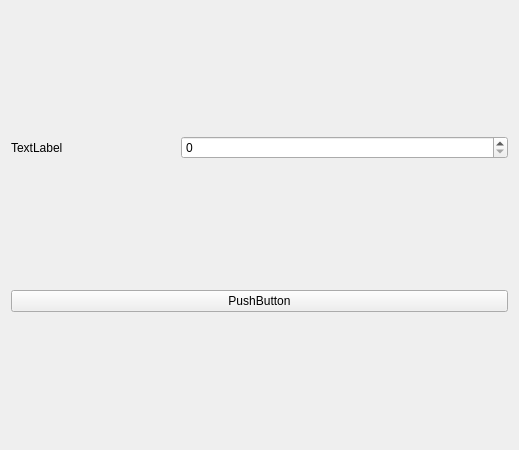
The window that notepad/notepad/font_frm.ui (am2022/notepad) describes before a commit, drawn with Qt 5.
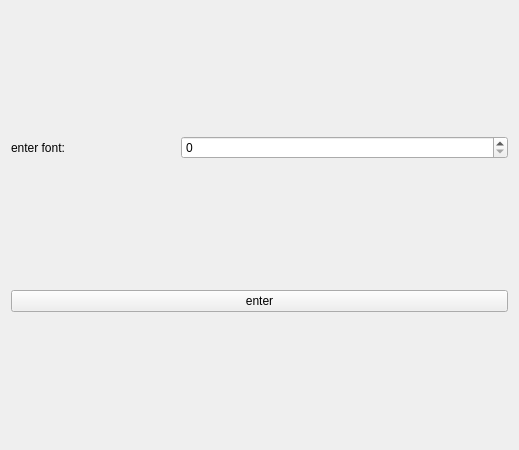
The same window after the commit.

Commit message: change text of pushbutton and label

Diff of the .ui file:
```diff
--- a/notepad/notepad/font_frm.ui
+++ b/notepad/notepad/font_frm.ui
@@ -17,14 +17,14 @@
    <item row="0" column="0">
     <widget class="QLabel" name="label">
      <property name="text">
-      <string>TextLabel</string>
+      <string>enter font:</string>
      </property>
     </widget>
    </item>
    <item row="1" column="0" colspan="3">
     <widget class="QPushButton" name="pushButton">
      <property name="text">
-      <string>PushButton</string>
+      <string>enter</string>
      </property>
     </widget>
    </item>
```
The commit also changes 1 other file.
